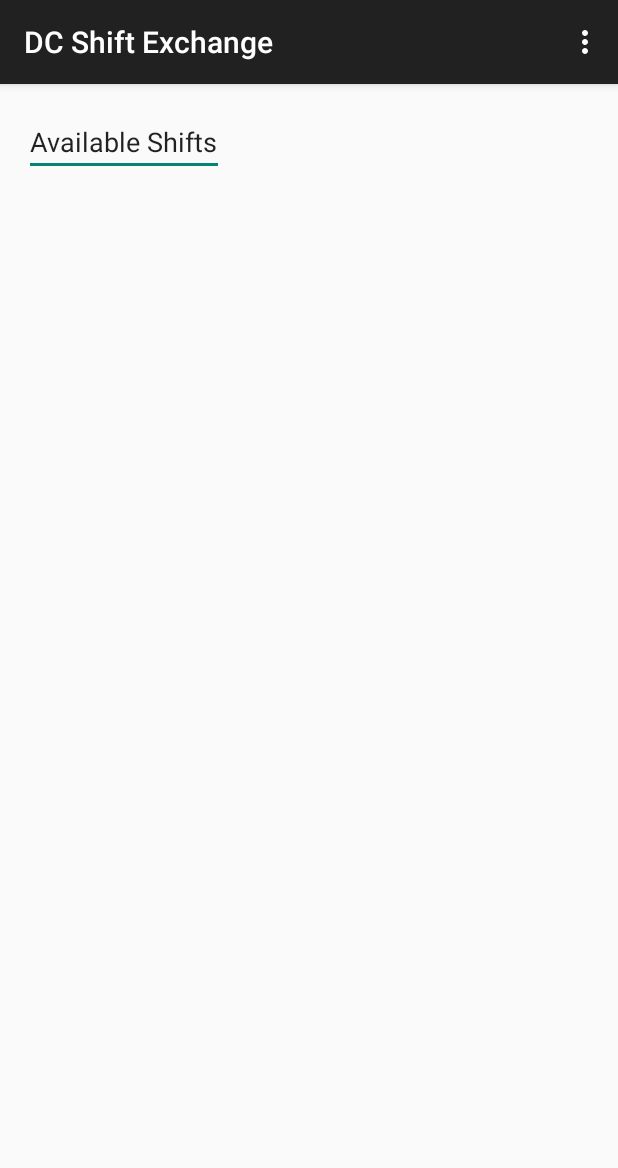
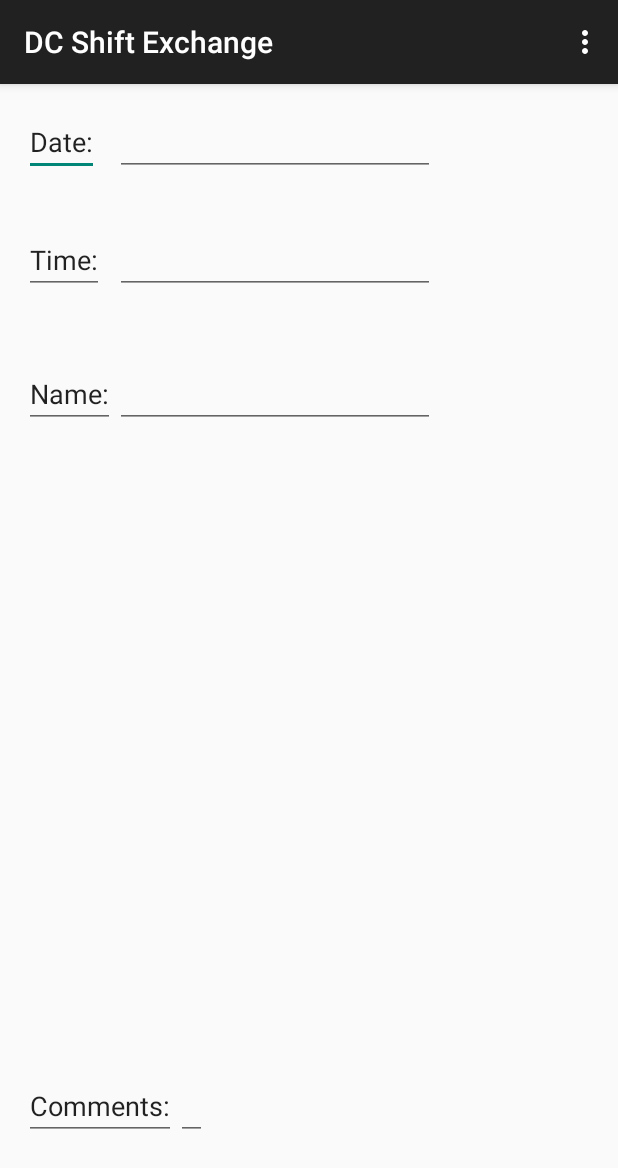
Before and after one commit to Empyreus/DC_Shift_Exchange, an Android app: the screen it shows after launch (MainActivity), on a phone screen of 412 x 824 dp. Shown: the top 1168 px of the screen. Run offline under Robolectric (Android 15) with nearby library versions, the phone set to English and light mode, and no system bars.

Commit message:
Finished App I has Sweeg Master Codez

```diff
--- a/app/src/main/res/layout/activity_main.xml
+++ b/app/src/main/res/layout/activity_main.xml
@@ -6,11 +6,78 @@
     android:paddingBottom="@dimen/activity_vertical_margin" tools:context=".MainActivity"
     android:id="@+id/dcWorker">
 
-    <EditText android:text="Available Shifts" android:layout_width="wrap_content"
+    <EditText android:text="Date:" android:layout_width="wrap_content"
         android:layout_height="wrap_content"
         android:id="@+id/textView"
         android:layout_alignParentTop="true"
         android:layout_alignParentLeft="true"
         android:layout_alignParentStart="true" />
 
+    <EditText
+        android:text="Time:"
+        android:layout_width="wrap_content"
+        android:layout_height="wrap_content"
+        android:id="@+id/editText"
+        android:layout_marginTop="33dp"
+        android:layout_below="@+id/textView"
+        android:layout_alignParentLeft="true"
+        android:layout_alignParentStart="true" />
+
+    <EditText
+        android:text="Comments:"
+        android:layout_width="wrap_content"
+        android:layout_height="wrap_content"
+        android:id="@+id/editText2"
+        android:layout_alignParentBottom="true"
+        android:layout_alignParentLeft="true"
+        android:layout_alignParentStart="true"
+        android:layout_marginBottom="48dp" />
+
+    <EditText
+        android:text="Name:"
+        android:layout_width="wrap_content"
+        android:layout_height="wrap_content"
+        android:id="@+id/editText3"
+        android:layout_below="@+id/editText"
+        android:layout_alignParentLeft="true"
+        android:layout_alignParentStart="true"
+        android:layout_marginTop="44dp" />
+
+    <EditText
+        android:layout_width="wrap_content"
+        android:layout_height="wrap_content"
+        android:inputType="date"
+        android:ems="10"
+        android:id="@+id/editText4"
+        android:layout_above="@+id/editText"
+        android:layout_toRightOf="@+id/editText3"
+        android:layout_toEndOf="@+id/editText3" />
+
+    <EditText
+        android:layout_width="wrap_content"
+        android:layout_height="wrap_content"
+        android:inputType="time"
+        android:ems="10"
+        android:id="@+id/editText5"
+        android:layout_alignBottom="@+id/editText"
+        android:layout_toRightOf="@+id/editText3"
+        android:layout_toEndOf="@+id/editText3" />
+
+    <EditText
+        android:layout_width="wrap_content"
+        android:layout_height="wrap_content"
+        android:inputType="textPersonName"
+        android:ems="10"
+        android:id="@+id/editText6"
+        android:layout_alignBottom="@+id/editText3"
+        android:layout_toRightOf="@+id/editText3"
+        android:layout_toEndOf="@+id/editText3" />
+
+    <EditText
+        android:layout_width="wrap_content"
+        android:layout_height="wrap_content"
+        android:id="@+id/editText7"
+        android:layout_alignBottom="@+id/editText2"
+        android:layout_toRightOf="@+id/editText2" />
+
 </RelativeLayout>
```
